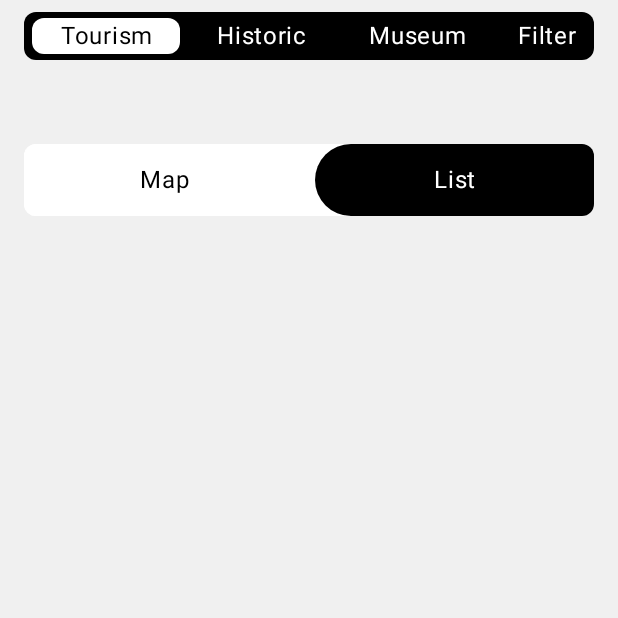
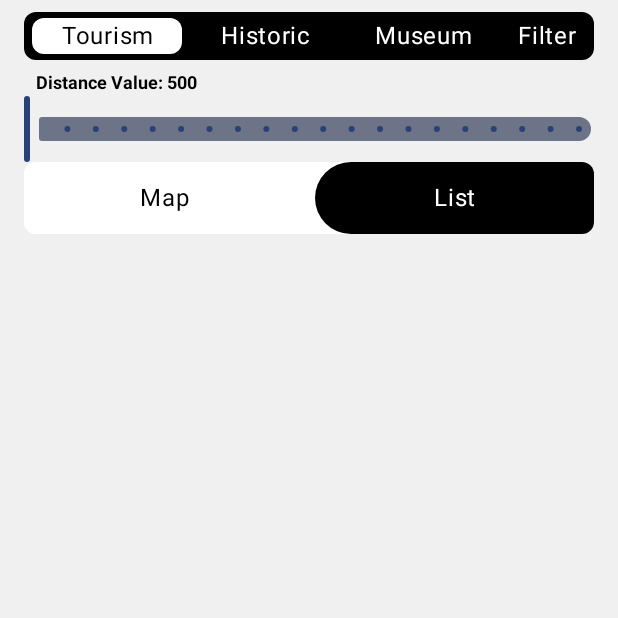
Before and after one commit to ykphn/TravelApp, an Android app built with Jetpack Compose: the screen it shows after launch (MainActivity), after a tap on "Filter", on a phone screen of 412 x 824 dp, the top half of it. Run offline under Robolectric (Android 15) with nearby library versions, the phone set to English and light mode, and no system bars; our stand-ins replace Dagger/Hilt's generated code; 1 statement that could not run was skipped; 2 other taps on this screen came first.

Commit message:
ui update.

```diff
--- a/app/src/main/java/com/example/travelapp/ui/component/DropdownFilterMenu.kt
+++ b/app/src/main/java/com/example/travelapp/ui/component/DropdownFilterMenu.kt
@@ -3,6 +3,7 @@ package com.example.travelapp.ui.component
 import androidx.compose.foundation.background
 import androidx.compose.foundation.clickable
 import androidx.compose.foundation.layout.Box
+import androidx.compose.foundation.layout.Column
 import androidx.compose.foundation.layout.Row
 import androidx.compose.foundation.layout.Spacer
 import androidx.compose.foundation.layout.fillMaxWidth
@@ -11,19 +12,27 @@ import androidx.compose.foundation.layout.padding
 import androidx.compose.foundation.layout.width
 import androidx.compose.foundation.layout.wrapContentHeight
 import androidx.compose.foundation.shape.RoundedCornerShape
+import androidx.compose.material3.MaterialTheme
+import androidx.compose.material3.Slider
 import androidx.compose.material3.Text
 import androidx.compose.runtime.Composable
+import androidx.compose.runtime.mutableIntStateOf
 import androidx.compose.runtime.mutableStateOf
 import androidx.compose.runtime.remember
 import androidx.compose.ui.Alignment
 import androidx.compose.ui.Modifier
 import androidx.compose.ui.graphics.Color
+import androidx.compose.ui.text.TextStyle
+import androidx.compose.ui.text.font.FontWeight
 import androidx.compose.ui.text.style.TextAlign
+import androidx.compose.ui.unit.FontScaling
 import androidx.compose.ui.unit.dp
+import androidx.compose.ui.unit.sp
 
 @Composable
 fun DropdownFilterMenu(modifier: Modifier = Modifier, type: String ,onSelect : (String) -> Unit) {
     val selectedButton = remember { mutableStateOf(type) }
+    val sliderPosition = remember { mutableIntStateOf(500) }
 
     Box(
         modifier = modifier
@@ -33,6 +42,7 @@ fun DropdownFilterMenu(modifier: Modifier = Modifier, type: String ,onSelect : (
             .background(Color(0x00000000)),
         contentAlignment = Alignment.CenterEnd
     ) {
+        Column {
             Row(
                 modifier = modifier
                     .fillMaxWidth()
@@ -78,7 +88,9 @@ fun DropdownFilterMenu(modifier: Modifier = Modifier, type: String ,onSelect : (
                             color = if (selectedButton.value == "historicPlaces") Color.White else Color.Black,
                             shape = RoundedCornerShape(8.dp)
                         )
-                    .clickable { selectedButton.value = "historicPlaces"; onSelect("historicPlaces") },
+                        .clickable {
+                            selectedButton.value = "historicPlaces"; onSelect("historicPlaces")
+                        },
                     contentAlignment = Alignment.Center
                 ) {
                     Text(
@@ -98,7 +110,9 @@ fun DropdownFilterMenu(modifier: Modifier = Modifier, type: String ,onSelect : (
                             color = if (selectedButton.value == "museumAndArcPlaces") Color.White else Color.Black,
                             shape = RoundedCornerShape(8.dp)
                         )
-                    .clickable { selectedButton.value = "museumAndArcPlaces"; onSelect("museumAndArcPlaces") },
+                        .clickable {
+                            selectedButton.value = "museumAndArcPlaces"; onSelect("museumAndArcPlaces")
+                        },
                     contentAlignment = Alignment.Center
                 ) {
                     Text(
@@ -107,8 +121,25 @@ fun DropdownFilterMenu(modifier: Modifier = Modifier, type: String ,onSelect : (
                         textAlign = TextAlign.Center
                     )
                 }
-            Spacer(modifier = modifier.width(5.dp))
+            }
+
+            Column {
+                Text(
+                    modifier = modifier.padding(top = 8.dp, end = 0.dp, bottom = 0.dp ,start = 24.dp),
+                    text = "Distance Value: ${sliderPosition.intValue}",
+                    style = TextStyle(fontSize = 12.sp, fontWeight = FontWeight.Bold)
+                )
+                Slider(
+                    value = sliderPosition.intValue.toFloat(),
+                    onValueChange = { newValue -> sliderPosition.intValue = newValue.toInt() },
+                    valueRange = 500f..10000f,
+                    steps = 18,
+                    modifier = modifier.padding(top = 0.dp, end = 16.dp, bottom = 0.dp ,start = 16.dp)
+                )
 
             }
         }
+
+
     }
+}
--- a/app/src/main/java/com/example/travelapp/ui/presentation/home/HomeScreen.kt
+++ b/app/src/main/java/com/example/travelapp/ui/presentation/home/HomeScreen.kt
@@ -42,7 +42,7 @@ fun MainScreen() {
         Row(
             modifier = Modifier
                 .fillMaxWidth()
-                .padding(top = 96.dp, start = 16.dp, end = 16.dp)
+                .padding(top = 108.dp, start = 16.dp, end = 16.dp)
                 .height(48.dp)
                 .background(
                     Color(0xFFFFFFFF),
--- a/app/src/main/java/com/example/travelapp/ui/presentation/places/PlacesScreen.kt
+++ b/app/src/main/java/com/example/travelapp/ui/presentation/places/PlacesScreen.kt
@@ -104,7 +104,7 @@ fun PlacesListScreen(
 
         LazyColumn(modifier = modifier
             .fillMaxSize()
-            .padding(top = 100.dp)) {
+            .padding(top = 144.dp)) {
             items(places.value.elements) { response ->
                 if (!response.tags?.get("name").isNullOrEmpty()) ListItem(response = response, imagePainter = painterResource(id = places.value.icon!!))
             }
```
Lines whose indentation alone changed are shown as unchanged.
